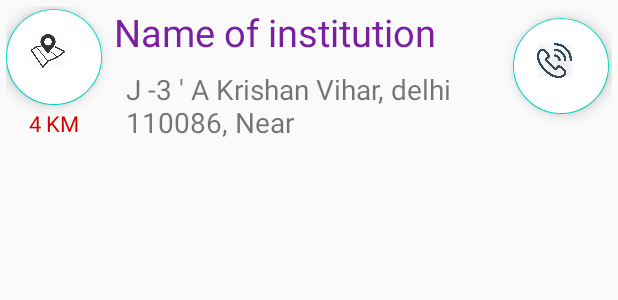
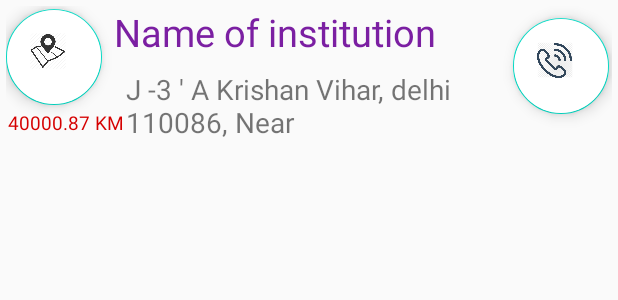
Before and after one commit to msahil432/click_away, an Android app: the layout list_institute_item.xml on its own in the app's theme, with its tools: preview values and no code run, on a phone screen of 412 x 824 dp. Shown: the top 300 px of the screen. Run offline under Robolectric (Android 15) with nearby library versions, the phone set to English and light mode, and no system bars.

Commit message:
distance shown in list items, improved

```diff
--- a/app/src/main/res/layout/list_institute_item.xml
+++ b/app/src/main/res/layout/list_institute_item.xml
@@ -20,15 +20,15 @@
         android:layout_height="24dp"
         android:id="@+id/institute_distance"
         app:autoSizeTextType="uniform"
-        android:text="4 KM"
+        android:text="40000.87 KM"
         android:textColor="@color/red"
-        android:padding="2dp"
-        android:maxLines="2"
+        android:padding="1dp"
+        android:maxLines="1"
         android:gravity="center"
         app:layout_constraintStart_toStartOf="parent"
         app:layout_constraintTop_toBottomOf="@id/list_thumbnail"
         app:layout_constraintBottom_toBottomOf="parent"
-        app:layout_constraintEnd_toEndOf="@id/list_thumbnail"/>
+        app:layout_constraintEnd_toStartOf="@id/institute_address"/>
 
     <android.support.v7.widget.AppCompatTextView
         android:id="@+id/institute_name"
```
